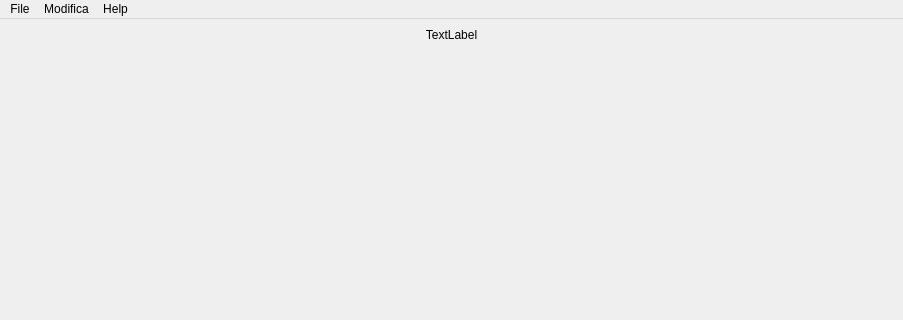
alessan10/c19-1, file c++/01_menu/menu_project/mainwindow.ui: the form before one commit; both pictures show x 0 to 903 and y 0 to 320 of the 903 by 646 pixel window.
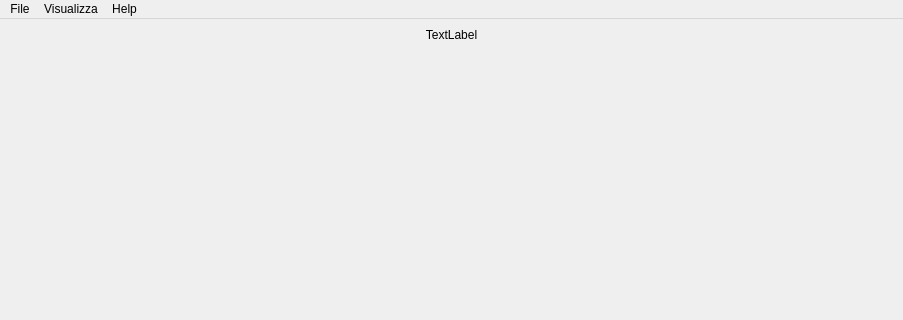
The form after the commit.

Diff of the .ui file:
```diff
--- a/c++/01_menu/menu_project/mainwindow.ui
+++ b/c++/01_menu/menu_project/mainwindow.ui
@@ -51,7 +51,7 @@
      <x>0</x>
      <y>0</y>
      <width>903</width>
-     <height>26</height>
+     <height>21</height>
     </rect>
    </property>
    <widget class="QMenu" name="menuOperazioni">
@@ -71,7 +71,7 @@
    </widget>
    <widget class="QMenu" name="menuModifica">
     <property name="title">
-     <string>Modifica</string>
+     <string>Visualizza</string>
     </property>
     <addaction name="actionVisualizza_Database"/>
     <addaction name="actionVisualizza_Statistiche"/>
```
Left out of the diff: 8 changed lines with no effect on the pictures.
